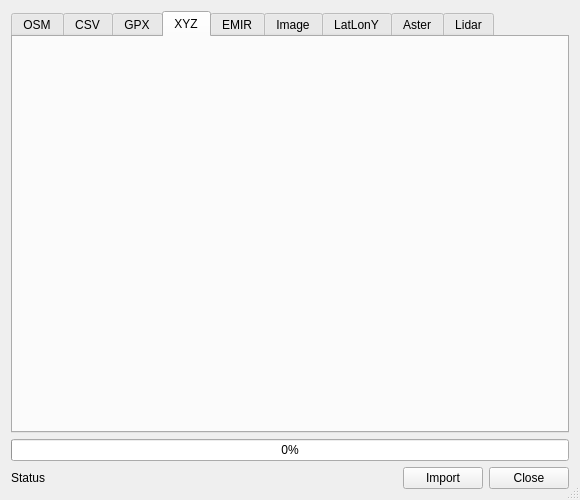
Qt form GeoData_Import.ui (rostskadat/FreeCAD-geodata) before a commit.
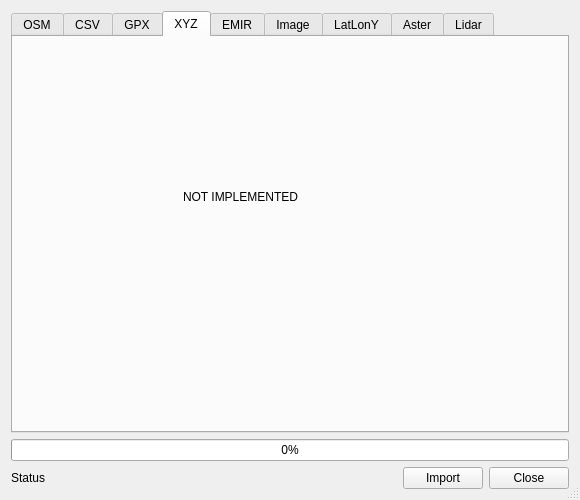
The same form after that commit. The open tabs and pages were chosen to show the change.

```diff
--- a/GeoData_Import.ui
+++ b/GeoData_Import.ui
@@ -647,6 +647,19 @@
         <attribute name="title">
          <string>XYZ</string>
         </attribute>
+        <widget class="QLabel" name="label_21">
+         <property name="geometry">
+          <rect>
+           <x>170</x>
+           <y>150</y>
+           <width>231</width>
+           <height>20</height>
+          </rect>
+         </property>
+         <property name="text">
+          <string>NOT IMPLEMENTED</string>
+         </property>
+        </widget>
        </widget>
        <widget class="QWidget" name="tabEMIR">
         <property name="toolTip">
```
Left out of the diff: 39 changed lines with no effect on the pictures.
